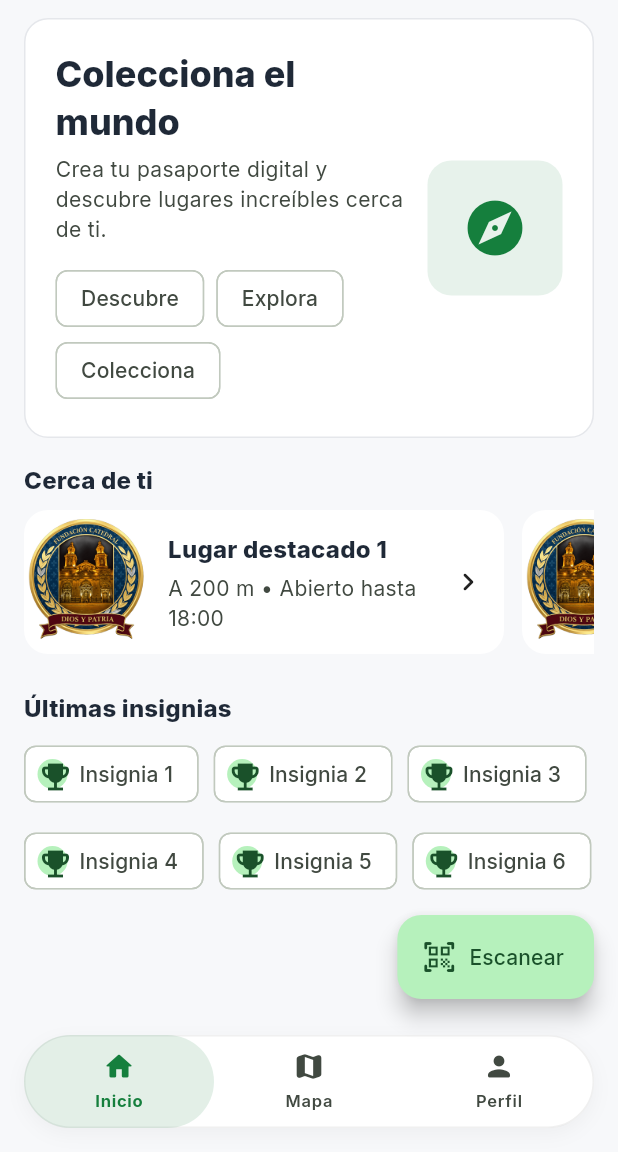
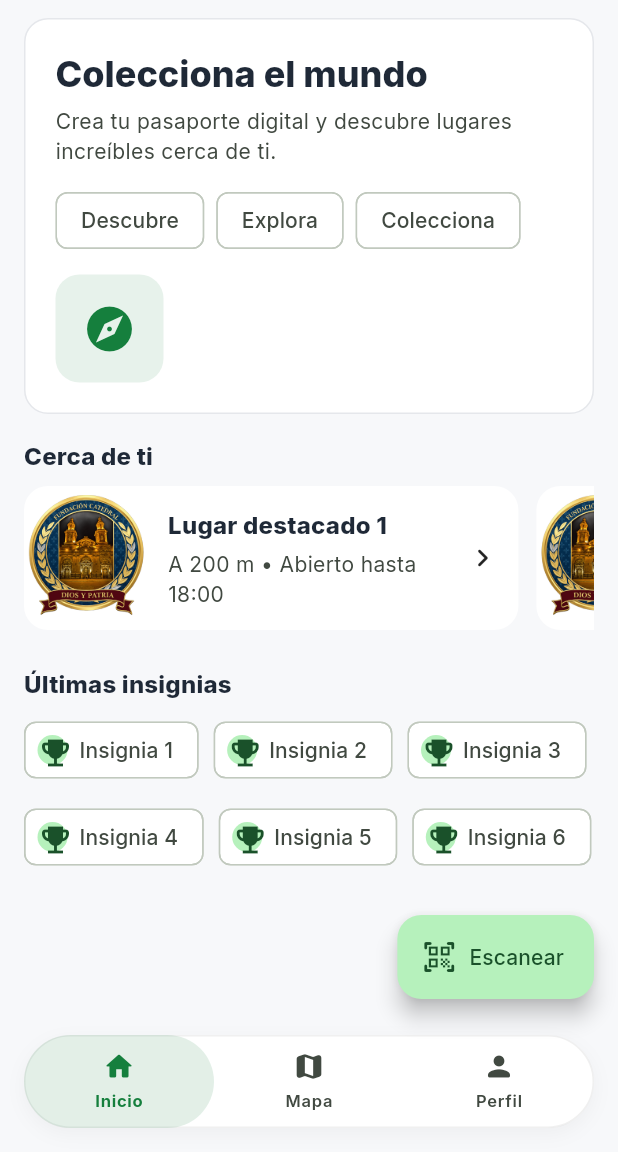
Before and after one commit to Benjaminsssss/tu_recorrido, a Flutter app: the screen it shows once a user with an empty profile is signed in, on a phone screen of 412 x 824 dp, the part 84-1236 px from its top. Run offline on Flutter 3.47's test engine with Material 3 defaults, Android fonts, the phone set to English and light mode, and no system bars; our stand-ins replace cloud_firestore, firebase_auth, firebase_core, geolocator, google_fonts, google_maps_flutter and 1 more; missing offline and left inert: flutter_polyline_points; accounts and stored records are empty.

Commit message:
fix(home): layout responsive para héroe y ancho del carrusel "Cerca de ti" para evitar overflow en pantallas angostas

```diff
--- a/tu_recorrido/lib/screens/home.dart
+++ b/tu_recorrido/lib/screens/home.dart
@@ -65,10 +65,23 @@ class _HomeScreenState extends State<HomeScreen> {
           // Héroe / copy
           WhiteCard(
             padding: const EdgeInsets.all(20),
-            child: Row(
-              children: [
-                Expanded(
-                  child: Column(
+            child: LayoutBuilder(
+              builder: (context, constraints) {
+                final isNarrow = constraints.maxWidth < 360;
+                final imgSize = isNarrow ? 72.0 : 90.0;
+                final iconSize = isNarrow ? 36.0 : 44.0;
+                final image = Container(
+                  width: imgSize,
+                  height: imgSize,
+                  decoration: BoxDecoration(
+                    color: theme.colorScheme.primary.withOpacity(0.1),
+                    borderRadius: BorderRadius.circular(16),
+                  ),
+                  child: Icon(Icons.explore_rounded,
+                      size: iconSize, color: theme.colorScheme.primary),
+                );
+
+                final text = Column(
                   crossAxisAlignment: CrossAxisAlignment.start,
                   children: [
                     Text(
@@ -87,27 +100,33 @@ class _HomeScreenState extends State<HomeScreen> {
                     const SizedBox(height: 12),
                     Wrap(
                       spacing: 8,
-                        children: [
+                      children: const [
                         Chip(label: Text('Descubre')),
                         Chip(label: Text('Explora')),
                         Chip(label: Text('Colecciona')),
                       ],
                     ),
                   ],
-                  ),
-                ),
+                );
+
+                if (isNarrow) {
+                  return Column(
+                    crossAxisAlignment: CrossAxisAlignment.start,
+                    children: [
+                      text,
+                      const SizedBox(height: 12),
+                      Align(alignment: Alignment.centerLeft, child: image),
+                    ],
+                  );
+                }
+                return Row(
+                  children: [
+                    Expanded(child: text),
                     const SizedBox(width: 12),
-                Container(
-                  width: 90,
-                  height: 90,
-                  decoration: BoxDecoration(
-                    color: theme.colorScheme.primary.withOpacity(0.1),
-                    borderRadius: BorderRadius.circular(16),
-                  ),
-                  child: Icon(Icons.explore_rounded,
-                      size: 44, color: theme.colorScheme.primary),
-                ),
+                    image,
                   ],
+                );
+              },
             ),
           ),
 
@@ -120,10 +139,15 @@ class _HomeScreenState extends State<HomeScreen> {
           const SizedBox(height: 8),
           SizedBox(
             height: 96,
-            child: ListView.separated(
+            child: Builder(builder: (context) {
+              final w = MediaQuery.sizeOf(context).width;
+              double cardW = w * 0.8;
+              if (cardW < 260) cardW = 260;
+              if (cardW > 340) cardW = 340;
+              return ListView.separated(
                 scrollDirection: Axis.horizontal,
                 itemBuilder: (_, i) => SizedBox(
-                width: 320,
+                  width: cardW,
                   child: CollectionCard(
                   title: 'Lugar destacado ${i + 1}',
                   subtitle: 'A ${200 * (i + 1)} m • Abierto hasta 18:00',
@@ -134,7 +158,8 @@ class _HomeScreenState extends State<HomeScreen> {
                 ),
                 separatorBuilder: (_, __) => const SizedBox(width: 12),
                 itemCount: 5,
-            ),
+              );
+            }),
           ),
 
           const SizedBox(height: 16),
```
Lines whose indentation alone changed are shown as unchanged.
